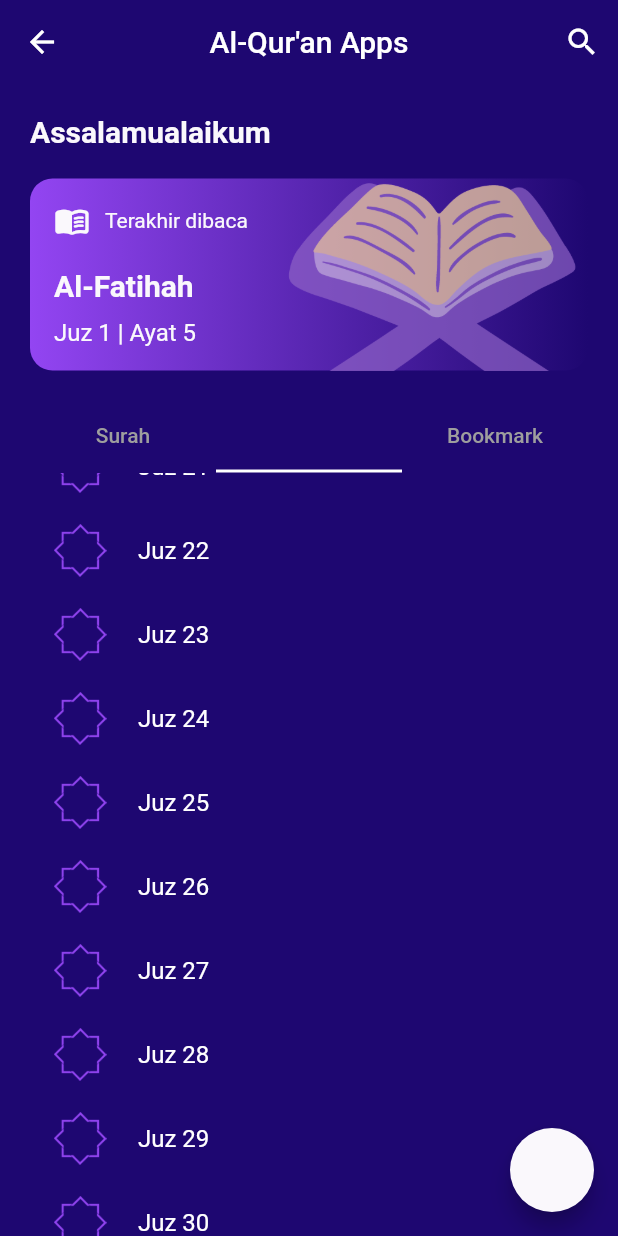
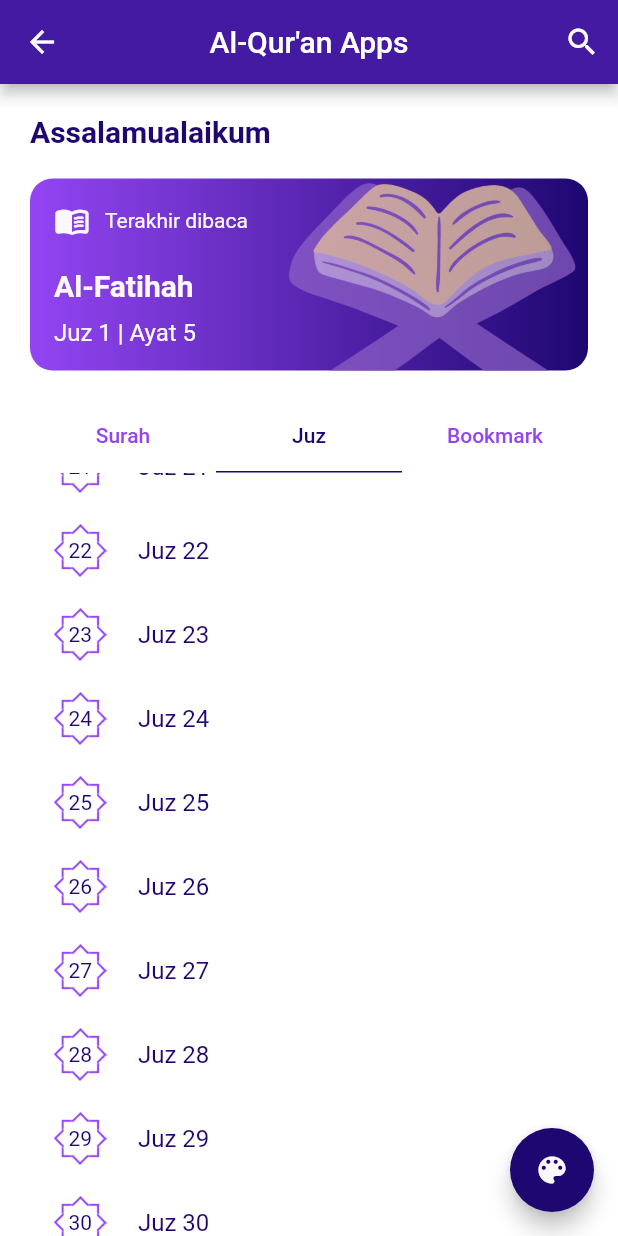
Before and after one commit to bennu7/quran-app_flutter, a Flutter app: the HomeView screen opened by its route, tab 2 chosen, scrolled down 1152 dp, after a tap on the "color lens" icon, on a phone screen of 412 x 824 dp. Run offline on Flutter 3.47's test engine with Material 2 defaults, Android fonts, the phone set to English and light mode, and no system bars; our stand-ins replace get, lottie; network calls fail.

Commit message:
10 - Theme

```diff
--- a/lib/app/constant/color.dart
+++ b/lib/app/constant/color.dart
@@ -22,6 +22,14 @@ ThemeData themeLight = ThemeData(
     bodyText1: TextStyle(color: appPurpleDark),
     bodyText2: TextStyle(color: appPurpleDark),
   ),
+  listTileTheme: ListTileThemeData(textColor: appPurpleDark),
+  tabBarTheme: TabBarTheme(
+    labelColor: appPurpleDark,
+    unselectedLabelColor: Colors.grey,
+    indicator: BoxDecoration(
+      border: Border(bottom: BorderSide(color: appPurpleDark)),
+    ),
+  ),
 );
 
 ThemeData themeDark = ThemeData(
@@ -38,4 +46,12 @@ ThemeData themeDark = ThemeData(
     bodyText1: TextStyle(color: appWhite),
     bodyText2: TextStyle(color: appWhite),
   ),
+  listTileTheme: ListTileThemeData(textColor: appWhite),
+  tabBarTheme: TabBarTheme(
+    labelColor: appWhite,
+    unselectedLabelColor: Colors.grey,
+    indicator: BoxDecoration(
+      border: Border(bottom: BorderSide(color: appWhite)),
+    ),
+  ),
 );
--- a/lib/app/modules/home/controllers/home_controller.dart
+++ b/lib/app/modules/home/controllers/home_controller.dart
@@ -5,6 +5,7 @@ import 'dart:convert';
 import '../../../data/models/surah.dart';
 
 class HomeController extends GetxController {
+  RxBool isDark = false.obs;
   Future<List<Surah>> getAllSurah() async {
     Uri url = Uri.parse("https://api.quran.sutanlab.id/surah");
     var res = await http.get(url);
--- a/lib/app/modules/home/views/home_view.dart
+++ b/lib/app/modules/home/views/home_view.dart
@@ -1,5 +1,3 @@
-import 'dart:ui';
-
 import 'package:alquran/app/constant/color.dart';
 import 'package:alquran/app/data/models/surah.dart';
 import 'package:alquran/app/routes/app_pages.dart';
@@ -12,6 +10,9 @@ import '../controllers/home_controller.dart';
 class HomeView extends GetView<HomeController> {
   @override
   Widget build(BuildContext context) {
+    if (Get.isDarkMode) {
+      controller.isDark.value = true;
+    }
     return Scaffold(
       appBar: AppBar(
         // elevation: Get.isDarkMode ? 0 : 4,
@@ -110,8 +111,8 @@ class HomeView extends GetView<HomeController> {
                 ),
               ),
               TabBar(
-                indicatorColor: appPurpleDark,
-                labelColor: Get.isDarkMode ? appWhite : appPurpleDark,
+                // indicatorColor: appPurpleDark,
+                // labelColor: Get.isDarkMode ? appWhite : appPurpleDark,
                 unselectedLabelColor:
                     Get.isDarkMode ? appPurpleLight1 : Colors.grey,
                 tabs: [
@@ -156,14 +157,18 @@ class HomeView extends GetView<HomeController> {
                                 Get.toNamed(Routes.DETAIL_SURAH,
                                     arguments: surah);
                               },
-                              leading: Container(
+                              leading: Obx(
+                                () => Container(
                                   width: 35,
                                   height: 35,
                                   decoration: BoxDecoration(
                                     image: DecorationImage(
-                                      image: AssetImage(Get.isDarkMode
+                                      image: AssetImage(
+                                        controller.isDark.isTrue
                                             ? "assets/images/list_light.png"
-                                          : "assets/images/list_dark.png")),
+                                            : "assets/images/list_dark.png",
+                                      ),
+                                    ),
                                   ),
                                   child: Center(
                                       child: Text(
@@ -174,19 +179,15 @@ class HomeView extends GetView<HomeController> {
                                             : appPurpleDark),
                                   )),
                                 ),
+                              ),
                               title: Text(
                                   "${surah.name?.transliteration?.id ?? 'Error..'}"),
                               subtitle: Text(
-                                  "${surah.sequence} Ayat | ${surah.revelation?.id ?? 'Error..'}"),
+                                "${surah.sequence} Ayat | ${surah.revelation?.id ?? 'Error..'}",
+                                style: TextStyle(color: Colors.grey[500]),
+                              ),
                               trailing: Text(
                                 "${surah.name?.short ?? 'Error..'}",
-                                style: TextStyle(
-                                  fontWeight: FontWeight.bold,
-                                  color: Get.isDarkMode
-                                      ? appWhite
-                                      : appPurpleLight1,
-                                  fontSize: 18,
-                                ),
                               ),
                             );
                           },
@@ -201,23 +202,24 @@ class HomeView extends GetView<HomeController> {
                           onTap: () {
                             //
                           },
-                          leading: Container(
+                          leading: Obx(
+                            () => Container(
                               width: 35,
                               height: 35,
                               decoration: BoxDecoration(
                                 image: DecorationImage(
-                                  image: AssetImage(Get.isDarkMode
+                                  image: AssetImage(
+                                    controller.isDark.isTrue
                                         ? "assets/images/list_light.png"
-                                      : "assets/images/list_dark.png")),
+                                        : "assets/images/list_dark.png",
+                                  ),
+                                ),
                               ),
                               child: Center(
                                   child: Text(
                                 "${index + 1}",
-                              style: TextStyle(
-                                  color: Get.isDarkMode
-                                      ? appWhite
-                                      : appPurpleDark),
                               )),
+                            ),
                           ),
                           title: Text("Juz ${index + 1}"),
                         );
@@ -236,12 +238,19 @@ class HomeView extends GetView<HomeController> {
       ),
       floatingActionButton: FloatingActionButton(
         onPressed: () {
-          Get.changeTheme(themeDark);
+          // Get.changeTheme(themeDark);
+          Get.isDarkMode
+              ? Get.changeTheme(themeLight)
+              : Get.changeTheme(themeDark);
+          controller.isDark.toggle();
+
           print(" ${Get.isDarkMode}");
         },
-        child: Icon(
+        child: Obx(
+          () => Icon(
             Icons.color_lens,
-          color: Get.isDarkMode ? appPurpleDark : appWhite,
+            color: controller.isDark.isTrue ? appPurpleDark : appWhite,
+          ),
         ),
       ),
     );
--- a/lib/main.dart
+++ b/lib/main.dart
@@ -9,10 +9,10 @@ void main() {
   runApp(
     GetMaterialApp(
       debugShowCheckedModeBanner: false,
-      theme: themeLight,
-      darkTheme: themeDark,
+      theme: themeDark,
+      // darkTheme: themeDark,
       title: "Application",
-      initialRoute: Routes.HOME,
+      initialRoute: Routes.INTRODUCTION,
       getPages: AppPages.routes,
     ),
   );
```
Lines whose indentation alone changed are shown as unchanged.
